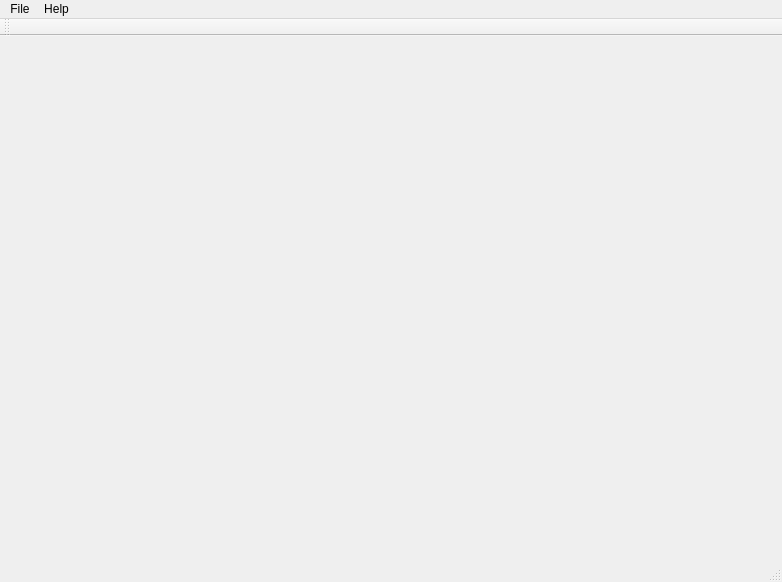
First picture: the form in src/plugins/coregui/mainwindow.ui, repository victor-yacovlev/kumir2, before the edit.
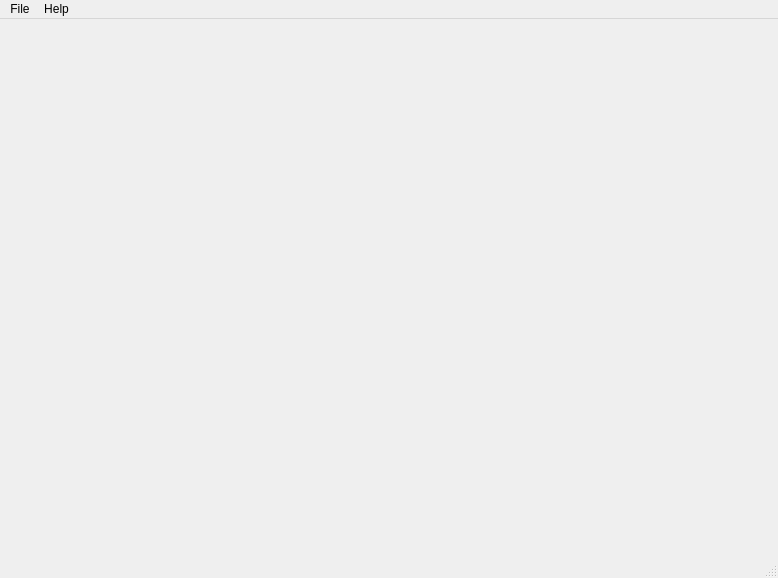
Second picture: the form after the edit. Custom widgets are drawn as their Qt base class.

The edit to the form file:
```diff
--- a/src/plugins/coregui/mainwindow.ui
+++ b/src/plugins/coregui/mainwindow.ui
@@ -6,8 +6,8 @@
    <rect>
     <x>0</x>
     <y>0</y>
-    <width>782</width>
-    <height>582</height>
+    <width>778</width>
+    <height>578</height>
    </rect>
   </property>
   <property name="windowTitle">
@@ -47,7 +47,7 @@
     <rect>
      <x>0</x>
      <y>0</y>
-     <width>782</width>
+     <width>778</width>
      <height>21</height>
     </rect>
    </property>
@@ -94,17 +94,6 @@
    <addaction name="menuHelp"/>
   </widget>
   <widget class="QStatusBar" name="statusbar"/>
-  <widget class="QToolBar" name="toolBar">
-   <property name="windowTitle">
-    <string>toolBar</string>
-   </property>
-   <attribute name="toolBarArea">
-    <enum>TopToolBarArea</enum>
-   </attribute>
-   <attribute name="toolBarBreak">
-    <bool>false</bool>
-   </attribute>
-  </widget>
   <action name="actionNewProgram">
    <property name="text">
     <string>Program</string>
```
Left out of the diff: 7 changed lines with no effect on the pictures.
